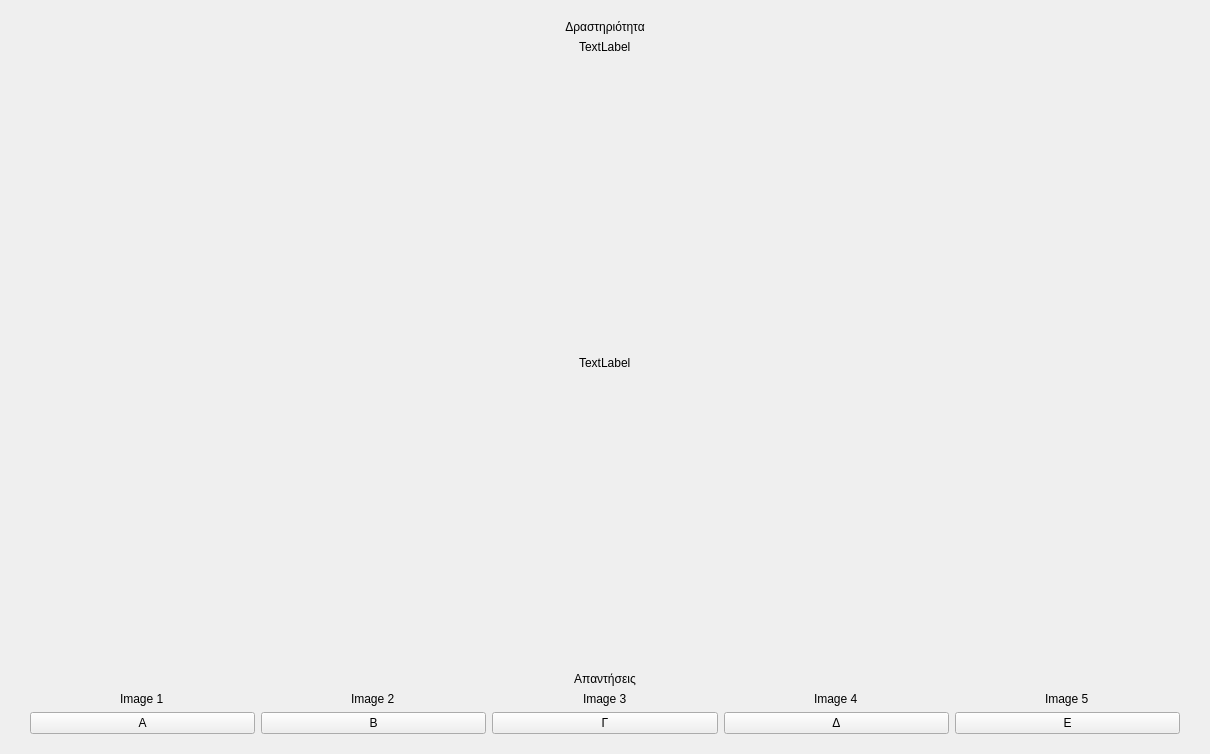
The window that user_interface/resources/page1.ui (smattha/robotHuman) describes before a commit, drawn with Qt 5.
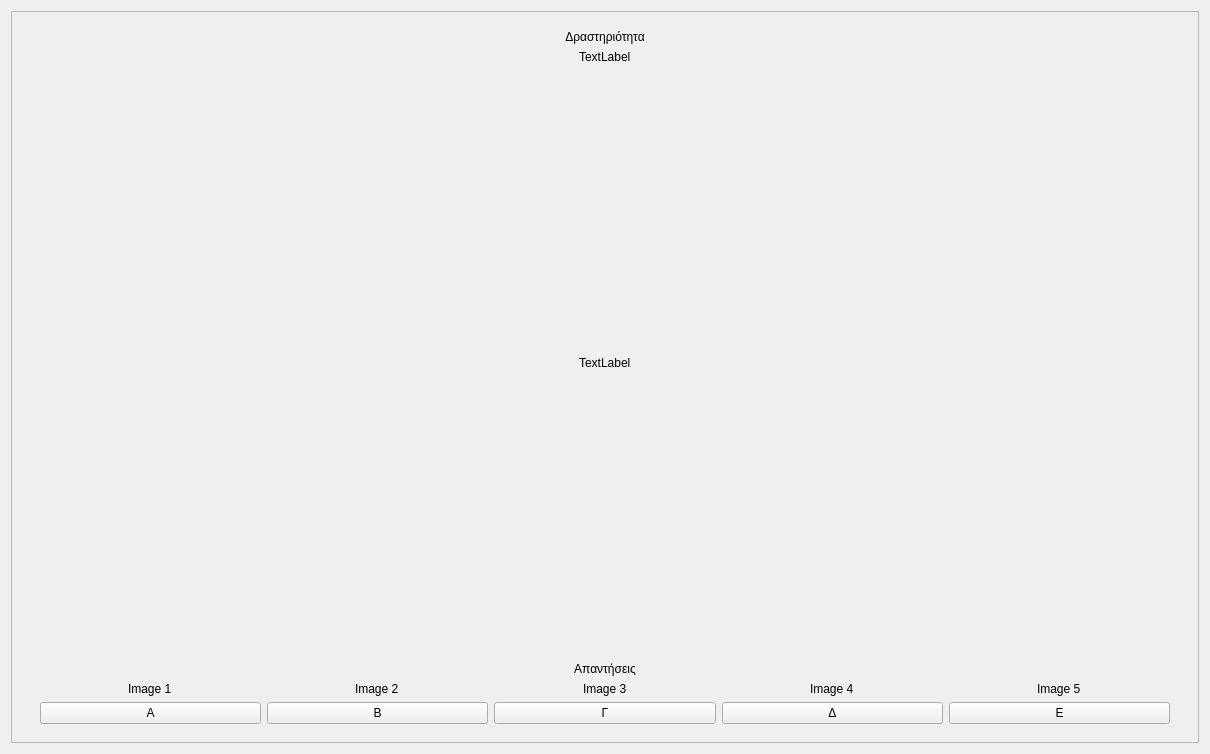
The same window after the commit.

Patch:
```diff
--- a/user_interface/resources/page1.ui
+++ b/user_interface/resources/page1.ui
@@ -14,6 +14,21 @@
    <string>Form</string>
   </property>
   <layout class="QGridLayout" name="gridLayout_2">
+   <item row="1" column="0">
+    <widget class="QScrollArea" name="scrollArea">
+     <property name="widgetResizable">
+      <bool>true</bool>
+     </property>
+     <widget class="QWidget" name="scrollAreaWidgetContents">
+      <property name="geometry">
+       <rect>
+        <x>0</x>
+        <y>0</y>
+        <width>1190</width>
+        <height>734</height>
+       </rect>
+      </property>
+      <layout class="QGridLayout" name="gridLayout">
    <item row="0" column="0">
     <widget class="QWidget" name="widget" native="true">
      <layout class="QGridLayout" name="gridLayout_5">
@@ -157,6 +172,10 @@
        </widget>
       </item>
      </layout>
+        </widget>
+       </item>
+      </layout>
+     </widget>
     </widget>
    </item>
   </layout>
```
Lines whose indentation alone changed are shown as unchanged.
